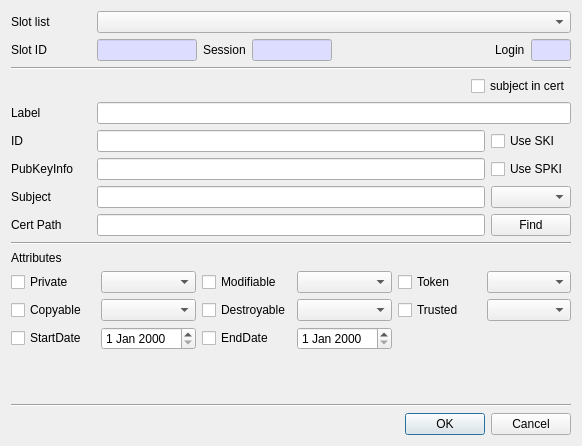
Qt form CryptokiMan/import_cert_dlg.ui (jykim74/CryptokiMan) before a commit.
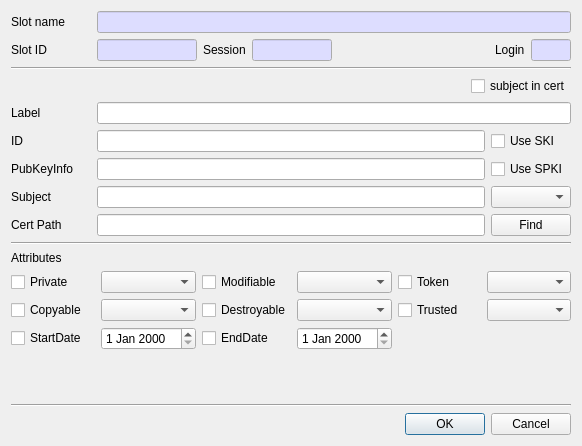
The same form after that commit.

Commit message: Slot List 를 모두 Slot Name 변경

```diff
--- a/CryptokiMan/import_cert_dlg.ui
+++ b/CryptokiMan/import_cert_dlg.ui
@@ -19,16 +19,6 @@
      <property name="topMargin">
       <number>0</number>
      </property>
-     <item row="0" column="1">
-      <widget class="QComboBox" name="mSlotsCombo">
-       <property name="sizePolicy">
-        <sizepolicy hsizetype="Preferred" vsizetype="Fixed">
-         <horstretch>1</horstretch>
-         <verstretch>0</verstretch>
-        </sizepolicy>
-       </property>
-      </widget>
-     </item>
      <item row="0" column="0">
       <widget class="QLabel" name="label">
        <property name="minimumSize">
@@ -38,7 +28,41 @@
         </size>
        </property>
        <property name="text">
-        <string>Slot list</string>
+        <string>Slot name</string>
+       </property>
+      </widget>
+     </item>
+     <item row="0" column="1">
+      <widget class="QLineEdit" name="mSlotNameText">
+       <property name="palette">
+        <palette>
+         <active>
+          <colorrole role="Base">
+           <brush brushstyle="SolidPattern">
+            <color alpha="255">
+             <red>221</red>
+             <green>221</green>
+             <blue>255</blue>
+            </color>
+           </brush>
+          </colorrole>
+         </active>
+         <inactive>
+          <colorrole role="Base">
+           <brush brushstyle="SolidPattern">
+            <color alpha="255">
+             <red>221</red>
+             <green>221</green>
+             <blue>255</blue>
+            </color>
+           </brush>
+          </colorrole>
+         </inactive>
+         <disabled/>
+        </palette>
+       </property>
+       <property name="readOnly">
+        <bool>true</bool>
        </property>
       </widget>
      </item>
```
Left out of the diff: 1 changed line with no effect on the pictures. The commit also changes 116 other files.
